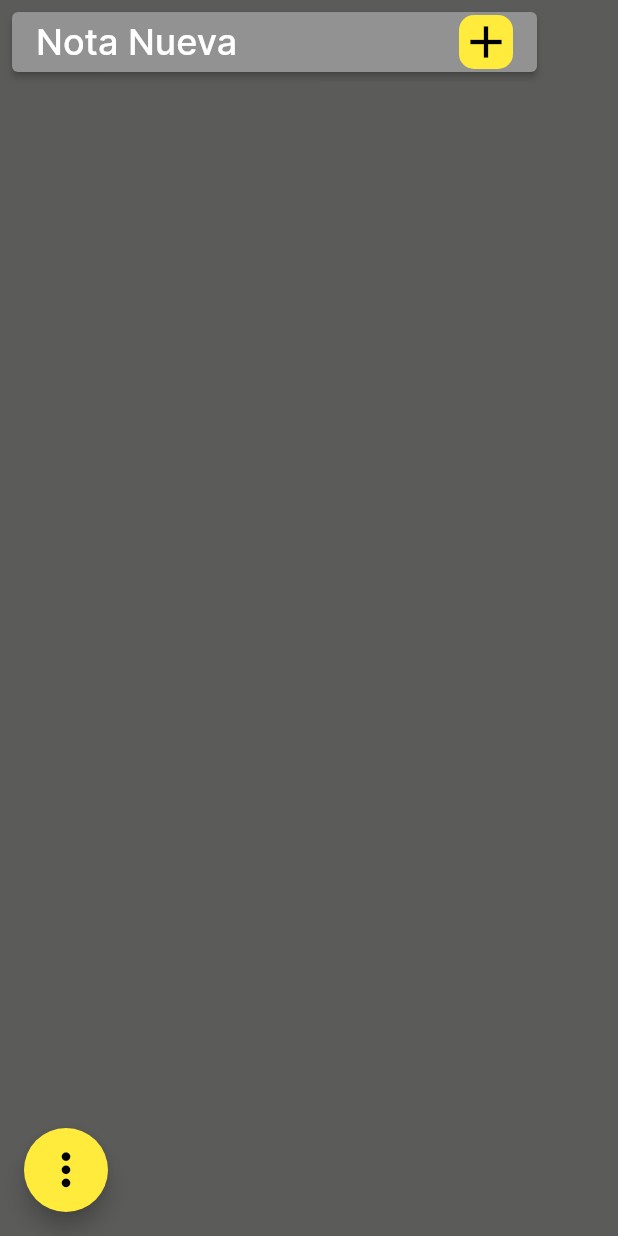
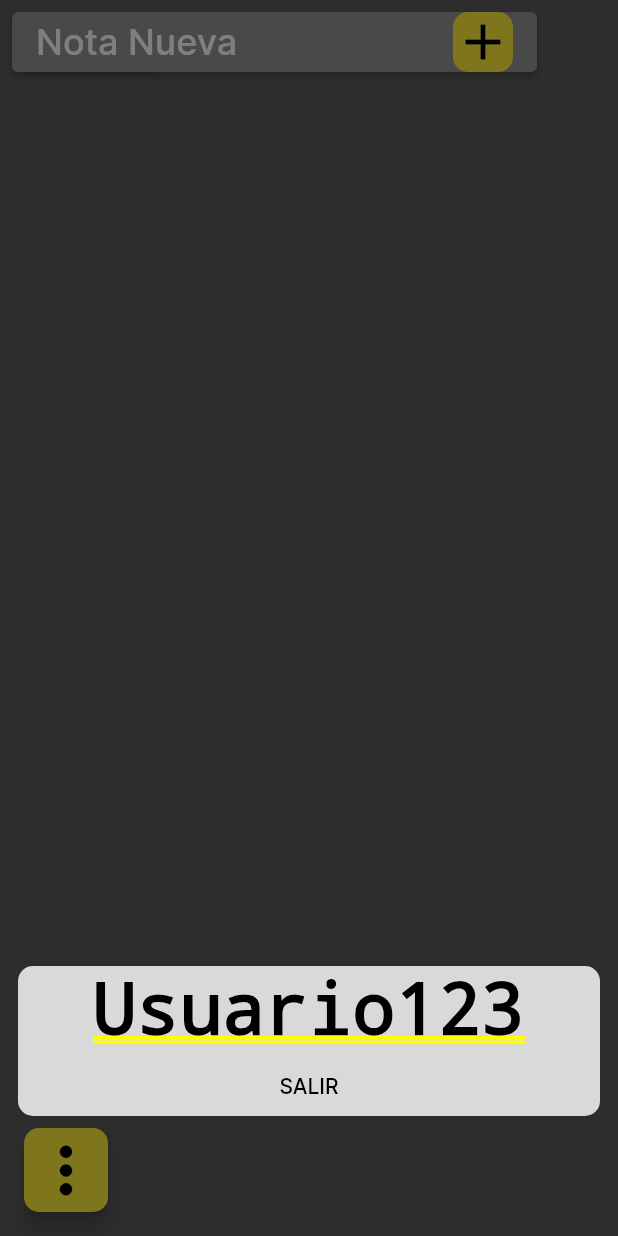
Before and after one commit to miguel0920/NotesMinTicFlutter, a Flutter app: the Home screen opened directly, after a tap on the "more vert" icon, on a phone screen of 412 x 824 dp. Run offline on Flutter 3.47's test engine with Material 2 defaults, Android fonts, the light colour scheme and no system bars.

Commit message:
add logout alert and fix floating button

```diff
--- a/lib/screens/home_screen.dart
+++ b/lib/screens/home_screen.dart
@@ -13,13 +13,94 @@ class Home extends StatelessWidget {
       body: Column(children: const [NewNotes()]),
       floatingActionButtonLocation: FloatingActionButtonLocation.startFloat,
       floatingActionButton: FloatingActionButton(
-          onPressed: () {},
-          backgroundColor: Colors.yellow,
-          child: const Icon(
-            Icons.more_vert,
-            size: 35.0,
-            color: Colors.black,
-          )),
+        onPressed: () {
+          showGeneralDialog(
+            barrierLabel: "Label",
+            barrierDismissible: true,
+            barrierColor: Colors.black.withOpacity(0.5),
+            transitionDuration: const Duration(milliseconds: 700),
+            context: context,
+            pageBuilder: (context, anim1, anim2) {
+              return Align(
+                alignment: Alignment.bottomCenter,
+                child: Container(
+                  decoration: BoxDecoration(
+                    color: const Color.fromRGBO(217, 217, 217, 1),
+                    borderRadius: BorderRadius.circular(10.0),
+                  ),
+                  height: 100,
+                  margin:
+                      const EdgeInsets.only(bottom: 80, left: 12, right: 12),
+                  child: SizedBox.expand(
+                      child: Column(
+                    children: [
+                      const Text('Usuario123',
+                          style: TextStyle(
+                              color: Colors.black,
+                              fontWeight: FontWeight.bold)),
+                      TextButton(
+                        child: const Text("SALIR",
+                            style: TextStyle(
+                              color: Colors.black,
+                            )),
+                        onPressed: () {},
+                      ),
+                    ],
+                  )),
+                ),
+              );
+            },
+            transitionBuilder: (context, anim1, anim2, child) {
+              return SlideTransition(
+                position:
+                    Tween(begin: const Offset(0, 1), end: const Offset(0, 0))
+                        .animate(anim1),
+                child: child,
+              );
+            },
+          );
+        },
+        backgroundColor: Colors.yellow,
+        shape: const RoundedRectangleBorder(
+            borderRadius: BorderRadius.all(Radius.circular(10.0))),
+        child: const Icon(
+          Icons.more_vert,
+          size: 50.0,
+          color: Colors.black,
+        ),
+      ),
     );
   }
 }
+
+showAlertDialog(BuildContext context) {
+  // set up the button
+  Widget logOut = TextButton(
+    child: const Text("SALIR",
+        style: TextStyle(
+          color: Colors.black,
+        )),
+    onPressed: () {},
+  );
+
+  // set up the AlertDialog
+  AlertDialog alert = AlertDialog(
+    backgroundColor: const Color.fromRGBO(217, 217, 217, 1),
+    title: const Text(
+      "Usuario132",
+      style: TextStyle(fontWeight: FontWeight.bold),
+    ),
+    actionsAlignment: MainAxisAlignment.start,
+    actions: [
+      logOut,
+    ],
+  );
+
+  // show the dialog
+  showDialog(
+    context: context,
+    builder: (BuildContext context) {
+      return alert;
+    },
+  );
+}
--- a/lib/screens/newnotes_screen.dart
+++ b/lib/screens/newnotes_screen.dart
@@ -27,7 +27,7 @@ class NewNotes extends StatelessWidget {
                 decoration: const BoxDecoration(
                     color: Colors.yellow,
                     borderRadius: BorderRadius.all(Radius.circular(10.0))),
-                child: const Icon(Icons.add, size: 36.0, color: Colors.black),
+                child: const Icon(Icons.add, size: 40.0, color: Colors.black),
               ),
             ],
           ),
```
